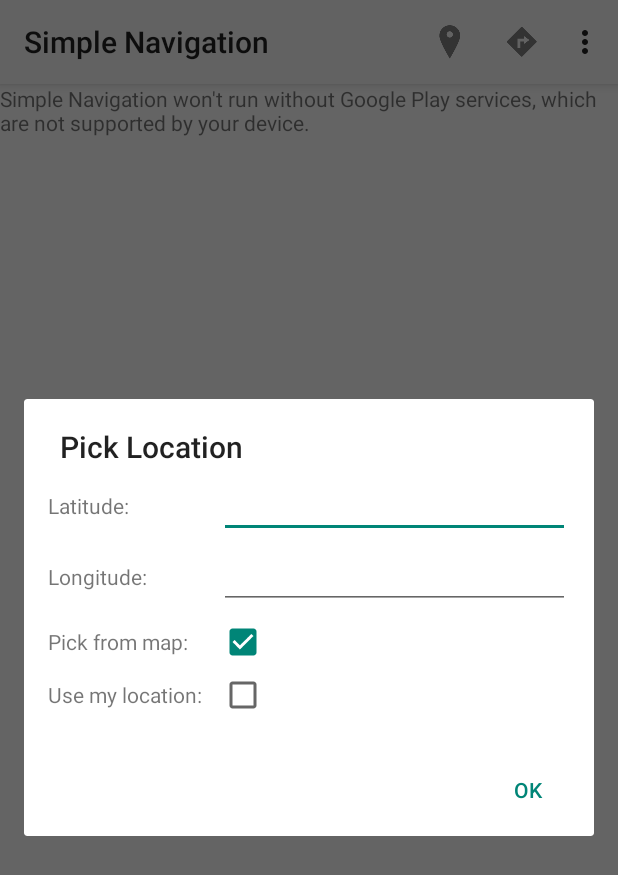
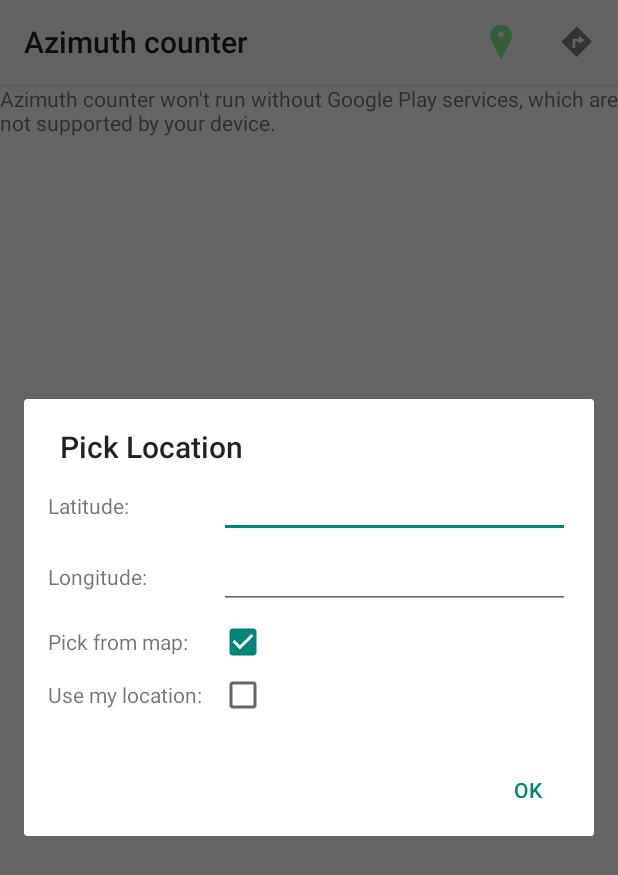
Before and after one commit to astulnikov/SimpleNavigation, an Android app: the screen it shows after launch (MainActivity), after a tap on "From point", on a phone screen of 412 x 824 dp. Shown: the top 875 px of the screen. Run offline under Robolectric (Android 15) with nearby library versions, the phone set to English and light mode, and no system bars; 2 statements that could not run were skipped.

Commit message:
addd checked icons, negative azimuth removed

```diff
--- a/app/src/main/java/com/stulnikov/simplenavigation/MainActivity.java
+++ b/app/src/main/java/com/stulnikov/simplenavigation/MainActivity.java
@@ -50,9 +50,13 @@ public class MainActivity extends ActionBarActivity implements
     private static final long UPDATE_INTERVAL = MILLISECONDS_PER_SECOND * UPDATE_INTERVAL_IN_SECONDS;
     private static final int FASTEST_INTERVAL_IN_SECONDS = 1;
     private static final long FASTEST_INTERVAL = MILLISECONDS_PER_SECOND * FASTEST_INTERVAL_IN_SECONDS;
+    private static final int FULL_CIRCLE_ANGLE = 360;
 
     private LocationClient mLocationClient;
     private GoogleMap mMap;
+
+    private MenuItem mFromItem;
+    private MenuItem mToItem;
 
     private Location mCurrentLocation;
     private Marker mFromMarker;
@@ -154,6 +158,8 @@ public class MainActivity extends ActionBarActivity implements
     @Override
     public boolean onCreateOptionsMenu(Menu menu) {
         getMenuInflater().inflate(R.menu.ac_main, menu);
+        mFromItem = menu.findItem(R.id.action_add_from);
+        mToItem = menu.findItem(R.id.action_add_to);
         return true;
     }
 
@@ -161,14 +167,16 @@ public class MainActivity extends ActionBarActivity implements
     public boolean onOptionsItemSelected(MenuItem item) {
         int id = item.getItemId();
         switch (id) {
-            case R.id.action_settings:
-                return true;
             case R.id.action_add_from:
                 currentPoint = PointType.FROM;
+                mToItem.setIcon(R.drawable.ic_action_directions);
+                mFromItem.setIcon(R.drawable.ic_action_place_selected);
                 showPickDialog();
                 break;
             case R.id.action_add_to:
                 currentPoint = PointType.TO;
+                mFromItem.setIcon(R.drawable.ic_action_place);
+                mToItem.setIcon(R.drawable.ic_action_directions_selected);
                 showPickDialog();
                 break;
         }
@@ -258,9 +266,13 @@ public class MainActivity extends ActionBarActivity implements
         Location.distanceBetween(fromLatLng.latitude, fromLatLng.longitude,
                 latLng.latitude, latLng.longitude, distanceArr);
         int distance = (int) distanceArr[0];
+        float bearing = distanceArr[1];
+        if(bearing < 0) {
+            bearing = FULL_CIRCLE_ANGLE + bearing;
+        }
         mToMarker = mMap.addMarker(new MarkerOptions()
                 .title(getString(R.string.to_point))
-                .snippet(getString(R.string.destination, distance, distanceArr[1]))
+                .snippet(getString(R.string.destination, distance, bearing))
                 .position(latLng));
         mToMarker.showInfoWindow();
 
--- a/app/src/main/res/menu/ac_main.xml
+++ b/app/src/main/res/menu/ac_main.xml
@@ -1,22 +1,19 @@
 <menu xmlns:android="http://schemas.android.com/apk/res/android"
     xmlns:app="http://schemas.android.com/apk/res-auto"
     xmlns:tools="http://schemas.android.com/tools"
-    tools:context="com.stulnikov.simplenavigation.MainActivity" >
+    tools:context="com.stulnikov.simplenavigation.MainActivity">
 
-    <item android:id="@+id/action_add_from"
+    <item
+        android:id="@+id/action_add_from"
         android:title="@string/from_point"
         android:icon="@drawable/ic_action_place"
         android:orderInCategory="100"
         app:showAsAction="always" />
 
-    <item android:id="@+id/action_add_to"
+    <item
+        android:id="@+id/action_add_to"
         android:title="@string/to_point"
-        android:icon="@drawable/ic_action_directions"
+        android:icon="@drawable/ic_action_directions_selected"
         android:orderInCategory="100"
         app:showAsAction="always" />
-
-    <item android:id="@+id/action_settings"
-        android:title="@string/action_settings"
-        android:orderInCategory="100"
-        app:showAsAction="never" />
 </menu>
--- a/app/src/main/res/values/strings.xml
+++ b/app/src/main/res/values/strings.xml
@@ -1,9 +1,7 @@
 <?xml version="1.0" encoding="utf-8"?>
 <resources>
 
-    <string name="app_name">Simple Navigation</string>
-    <string name="hello_world">Hello world!</string>
-    <string name="action_settings">Settings</string>
+    <string name="app_name">Azimuth counter</string>
     <string name="from_point">From point</string>
     <string name="to_point">Destination point</string>
     <string name="longitude">Longitude:</string>
```
Also changed, not shown: app/src/main/res/drawable-hdpi/ic_action_directions_selected.png (added), app/src/main/res/drawable-hdpi/ic_action_place_selected.png (added), app/src/main/res/drawable-mdpi/ic_action_directions_selected.png (added), app/src/main/res/drawable-mdpi/ic_action_place_selected.png (added), app/src/main/res/drawable-xhdpi/ic_action_directions_selected.png (added), app/src/main/res/drawable-xhdpi/ic_action_place_selected.png (added), app/src/main/res/drawable-xxhdpi/ic_action_directions_selected.png (added), app/src/main/res/drawable-xxhdpi/ic_action_place_selected.png (added).
